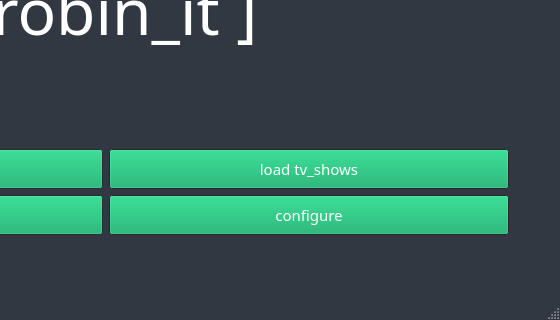
Old version of the form gui/resources/ui/mainwindow.ui in the repository 3ximus/robin-it; both pictures show x 347 to 907 and y 130 to 450 of the 907 by 450 pixel window.
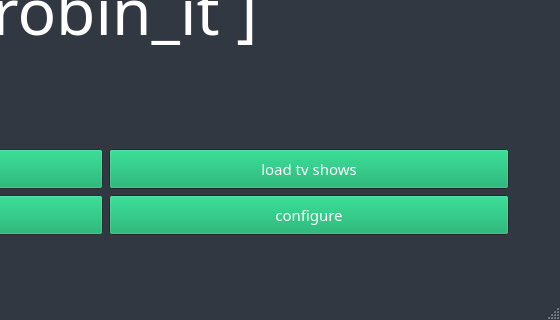
New version of the form. Icons and pictures are not drawn.

What changed in the file:
```diff
--- a/gui/resources/ui/mainwindow.ui
+++ b/gui/resources/ui/mainwindow.ui
@@ -644,7 +644,7 @@
          <enum>Qt::WheelFocus</enum>
         </property>
         <property name="text">
-         <string>load tv_shows</string>
+         <string>load tv shows</string>
         </property>
        </widget>
       </item>
```
